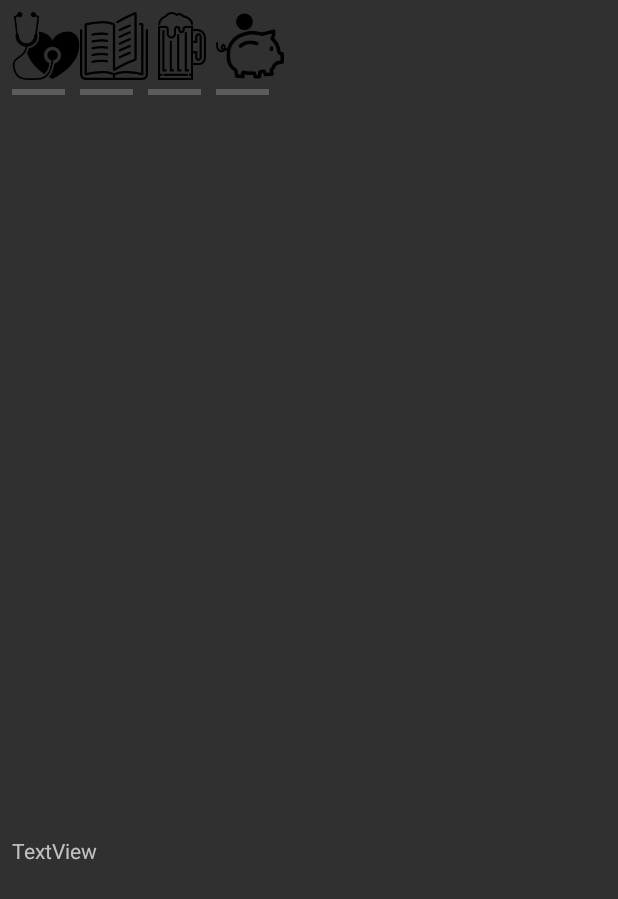
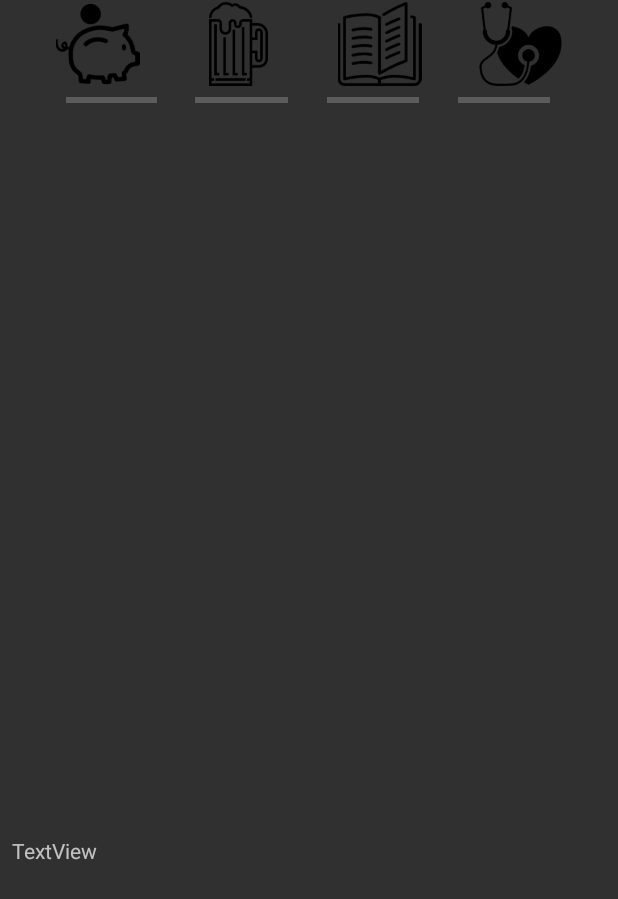
Before and after one commit to luc4s/EPFLSurvival_Android, an Android app: the QuestionActivity screen opened directly, with no data from a screen before it, on a phone screen of 412 x 824 dp. Shown: the top 899 px of the screen. Run offline under Robolectric (Android 15) with nearby library versions, the phone set to English and light mode, and no system bars; 8 statements that could not run were skipped.

Commit message:
what am I gon do with all dis finances

```diff
--- a/app/src/main/java/godotinc/epflsurvival/QuestionActivity.java
+++ b/app/src/main/java/godotinc/epflsurvival/QuestionActivity.java
@@ -20,20 +20,12 @@ public class QuestionActivity extends AppCompatActivity {
         setContentView(R.layout.activity_question);
 
         //Setup stats
-        TextView healthText = (TextView) findViewById(R.id.healthText);
-            healthText.setText(Integer.toString(gameState.getHealth()));
         ProgressBar barHealth = (ProgressBar) findViewById(R.id.barHealth);
                 barHealth.setProgress(gameState.getHealth());
-        TextView socialText = (TextView) findViewById(R.id.social);
-            socialText.setText(Integer.toString(gameState.getSocial()));
         ProgressBar barSocial = (ProgressBar) findViewById(R.id.barSocial);
             barSocial.setProgress(gameState.getSocial());
-        TextView moneyText = (TextView) findViewById(R.id.finances);
-            moneyText.setText(Integer.toString(gameState.getFinances()));
         ProgressBar barFinances = (ProgressBar) findViewById(R.id.barFinances);
             barFinances.setProgress(gameState.getFinances());
-        TextView academicText = (TextView) findViewById(R.id.academics);
-            academicText.setText(Integer.toString(gameState.getAcademics()));
         ProgressBar barAcademic = (ProgressBar) findViewById(R.id.barAcademic);
             barAcademic.setProgress(gameState.getAcademics());
 
--- a/app/src/main/res/layout/activity_question.xml
+++ b/app/src/main/res/layout/activity_question.xml
@@ -74,13 +74,14 @@
     </LinearLayout>
 
     <GridLayout
-        android:layout_width="0dp"
-        android:layout_height="288dp"
+        android:id="@+id/gridLayout"
+        android:layout_width="376dp"
+        android:layout_height="57dp"
         android:layout_marginEnd="8dp"
         android:layout_marginLeft="8dp"
         android:layout_marginRight="8dp"
         android:layout_marginStart="8dp"
-        android:layout_marginTop="8dp"
+        android:layout_marginTop="1dp"
         android:layout_weight="1"
         android:columnCount="4"
         android:rowCount="2"
@@ -88,12 +89,114 @@
         app:layout_constraintRight_toRightOf="parent"
         app:layout_constraintTop_toTopOf="parent">
 
-        <ImageView
-            android:id="@+id/imageViewHealth"
-            android:layout_width="45dp"
+        <LinearLayout
+            android:layout_width="match_parent"
+            android:layout_height="56dp"
+            android:orientation="horizontal">
+
+            <ImageView
+                android:id="@+id/imageViewFinances"
+                android:layout_width="45dp"
+                android:layout_height="wrap_content"
+                android:layout_column="3"
+                android:layout_row="0"
+                android:layout_weight="1"
+                android:adjustViewBounds="true"
+                app:srcCompat="@drawable/finances" />
+
+            <ImageView
+                android:id="@+id/imageViewSocial"
+                android:layout_width="45dp"
+                android:layout_height="wrap_content"
+                android:layout_column="2"
+                android:layout_row="0"
+                android:layout_weight="1"
+                android:adjustViewBounds="true"
+                android:cropToPadding="false"
+                app:srcCompat="@drawable/social" />
+
+            <ImageView
+                android:id="@+id/imageViewAcademic"
+                android:layout_width="45dp"
+                android:layout_height="wrap_content"
+                android:layout_column="1"
+                android:layout_row="0"
+                android:layout_weight="1"
+                android:adjustViewBounds="true"
+                app:srcCompat="@drawable/academic" />
+
+            <ImageView
+                android:id="@+id/imageViewHealth"
+                android:layout_width="45dp"
+                android:layout_height="wrap_content"
+                android:layout_weight="1"
+                android:adjustViewBounds="true"
+                app:srcCompat="@drawable/health" />
+        </LinearLayout>
+
+    </GridLayout>
+
+    <LinearLayout
+        android:layout_width="374dp"
+        android:layout_height="107dp"
+        android:layout_marginLeft="8dp"
+        android:layout_marginRight="8dp"
+        android:layout_marginTop="0dp"
+        android:orientation="horizontal"
+        app:layout_constraintHorizontal_bias="0.571"
+        app:layout_constraintLeft_toLeftOf="@+id/gridLayout"
+        app:layout_constraintRight_toRightOf="@+id/gridLayout"
+        app:layout_constraintTop_toBottomOf="@+id/gridLayout">
+
+        <Space
+            android:layout_width="wrap_content"
             android:layout_height="wrap_content"
-            android:adjustViewBounds="true"
-            app:srcCompat="@drawable/health" />
+            android:layout_weight="1" />
+
+        <ProgressBar
+            android:id="@+id/barFinances"
+            style="?android:attr/progressBarStyleHorizontal"
+            android:layout_width="35dp"
+            android:layout_height="wrap_content"
+            android:layout_column="3"
+            android:layout_row="1"
+            android:layout_weight="1"
+            android:indeterminate="false" />
+
+        <Space
+            android:layout_width="wrap_content"
+            android:layout_height="wrap_content"
+            android:layout_weight="1" />
+
+        <ProgressBar
+            android:id="@+id/barSocial"
+            style="?android:attr/progressBarStyleHorizontal"
+            android:layout_width="35dp"
+            android:layout_height="wrap_content"
+            android:layout_column="2"
+            android:layout_row="1"
+            android:layout_weight="1.05"
+            android:indeterminate="false" />
+
+        <Space
+            android:layout_width="wrap_content"
+            android:layout_height="wrap_content"
+            android:layout_weight="1" />
+
+        <ProgressBar
+            android:id="@+id/barAcademic"
+            style="?android:attr/progressBarStyleHorizontal"
+            android:layout_width="35dp"
+            android:layout_height="wrap_content"
+            android:layout_column="1"
+            android:layout_row="1"
+            android:layout_weight="1"
+            android:indeterminate="false" />
+
+        <Space
+            android:layout_width="wrap_content"
+            android:layout_height="wrap_content"
+            android:layout_weight="1" />
 
         <ProgressBar
             android:id="@+id/barHealth"
@@ -105,66 +208,10 @@
             android:layout_weight="1"
             android:indeterminate="false" />
 
-        <ProgressBar
-            android:id="@+id/barAcademic"
-            style="?android:attr/progressBarStyleHorizontal"
-            android:layout_width="35dp"
+        <Space
+            android:layout_width="wrap_content"
             android:layout_height="wrap_content"
-            android:layout_column="1"
-            android:layout_row="1"
-            android:layout_weight="1"
-            android:indeterminate="false" />
-
-        <ProgressBar
-            android:id="@+id/barSocial"
-            style="?android:attr/progressBarStyleHorizontal"
-            android:layout_width="35dp"
-            android:layout_height="wrap_content"
-            android:layout_column="2"
-            android:layout_row="1"
-            android:layout_weight="1"
-            android:indeterminate="false" />
-
-        <ImageView
-            android:id="@+id/imageViewAcademic"
-            android:layout_width="45dp"
-            android:layout_height="wrap_content"
-            android:layout_column="1"
-            android:layout_row="0"
-            android:adjustViewBounds="true"
-            app:srcCompat="@drawable/academic" />
-
-        <ImageView
-            android:id="@+id/imageViewSocial"
-            android:layout_width="45dp"
-            android:layout_height="wrap_content"
-            android:layout_column="2"
-            android:layout_row="0"
-            android:layout_weight="0.44"
-            android:adjustViewBounds="true"
-            android:cropToPadding="false"
-            app:srcCompat="@drawable/social" />
-
-        <ImageView
-            android:id="@+id/imageViewFinances"
-            android:layout_width="45dp"
-            android:layout_height="wrap_content"
-            android:layout_column="3"
-            android:layout_row="0"
-            android:layout_weight="1"
-            android:adjustViewBounds="true"
-            app:srcCompat="@drawable/finances" />
-
-        <ProgressBar
-            android:id="@+id/barFinances"
-            style="?android:attr/progressBarStyleHorizontal"
-            android:layout_width="35dp"
-            android:layout_height="wrap_content"
-            android:layout_column="3"
-            android:layout_row="1"
-            android:layout_weight="1"
-            android:indeterminate="false" />
-
-    </GridLayout>
+            android:layout_weight="1" />
+    </LinearLayout>
 
 </android.support.constraint.ConstraintLayout>
```
